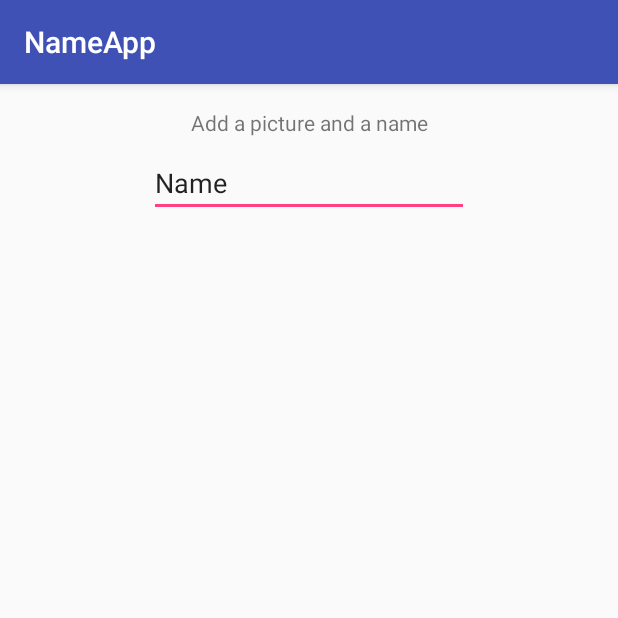
After one commit to gummangummangumman/NameLearnerAppThing, an Android app: the AddPersonActivity screen opened directly, with no data from a screen before it, on a phone screen of 412 x 824 dp, the top half of it. The commit adds this screen. Run offline under Robolectric (Android 15) with nearby library versions, the phone set to English and light mode, and no system bars.

Commit message:
addPersonActivity

```diff
--- /dev/null
+++ b/app/src/main/java/hotboys69/dat153/nameapp/AddPersonActivity.java
@@ -0,0 +1,13 @@
+package hotboys69.dat153.nameapp;
+
+import android.support.v7.app.AppCompatActivity;
+import android.os.Bundle;
+
+public class AddPersonActivity extends AppCompatActivity {
+
+    @Override
+    protected void onCreate(Bundle savedInstanceState) {
+        super.onCreate(savedInstanceState);
+        setContentView(R.layout.activity_add_person);
+    }
+}
--- /dev/null
+++ b/app/src/main/res/layout/activity_add_person.xml
@@ -0,0 +1,33 @@
+<?xml version="1.0" encoding="utf-8"?>
+<android.support.constraint.ConstraintLayout xmlns:android="http://schemas.android.com/apk/res/android"
+    xmlns:app="http://schemas.android.com/apk/res-auto"
+    xmlns:tools="http://schemas.android.com/tools"
+    android:layout_width="match_parent"
+    android:layout_height="match_parent"
+    tools:context="hotboys69.dat153.nameapp.AddPersonActivity">
+
+    <TextView
+        android:id="@+id/textView"
+        android:layout_width="wrap_content"
+        android:layout_height="wrap_content"
+        android:layout_marginTop="16dp"
+        android:text="@string/add"
+        app:layout_constraintEnd_toEndOf="parent"
+        app:layout_constraintStart_toStartOf="parent"
+        app:layout_constraintTop_toTopOf="parent" />
+
+    <EditText
+        android:id="@+id/nameToAdd"
+        android:layout_width="wrap_content"
+        android:layout_height="wrap_content"
+        android:layout_marginEnd="8dp"
+        android:layout_marginStart="8dp"
+        android:layout_marginTop="8dp"
+        android:ems="10"
+        android:hint="@string/name"
+        android:inputType="textPersonName"
+        android:text="Name"
+        app:layout_constraintEnd_toEndOf="parent"
+        app:layout_constraintStart_toStartOf="parent"
+        app:layout_constraintTop_toBottomOf="@+id/textView" />
+</android.support.constraint.ConstraintLayout>
--- a/app/src/main/res/values/strings.xml
+++ b/app/src/main/res/values/strings.xml
@@ -6,6 +6,7 @@
     <string name="learningText">Who is this???</string>
     <string name="name">Write name here...</string>
     <string name="guess">Guess!</string>
+    <string name="add">Add a picture and a name</string>
 
     <string-array name="names">
         <item>Emil</item>
```
Also changed, not shown: app/src/main/AndroidManifest.xml (+14 -10 lines), app/src/main/java/hotboys69/dat153/nameapp/ListActivity.java (+2 -5 lines).
